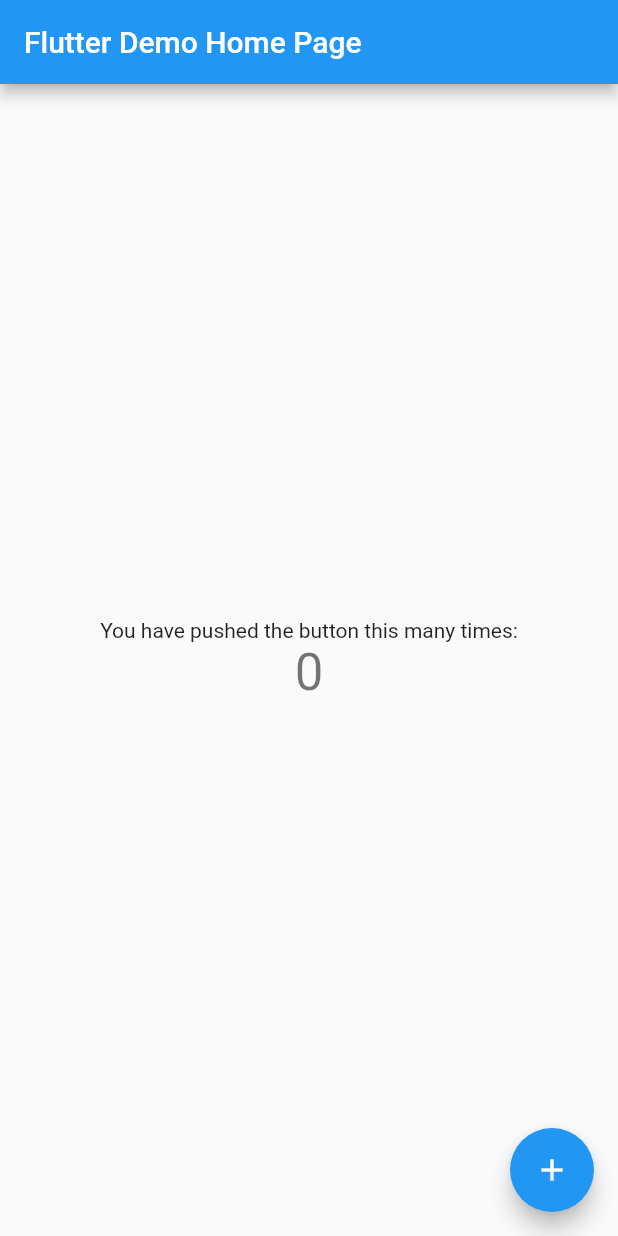
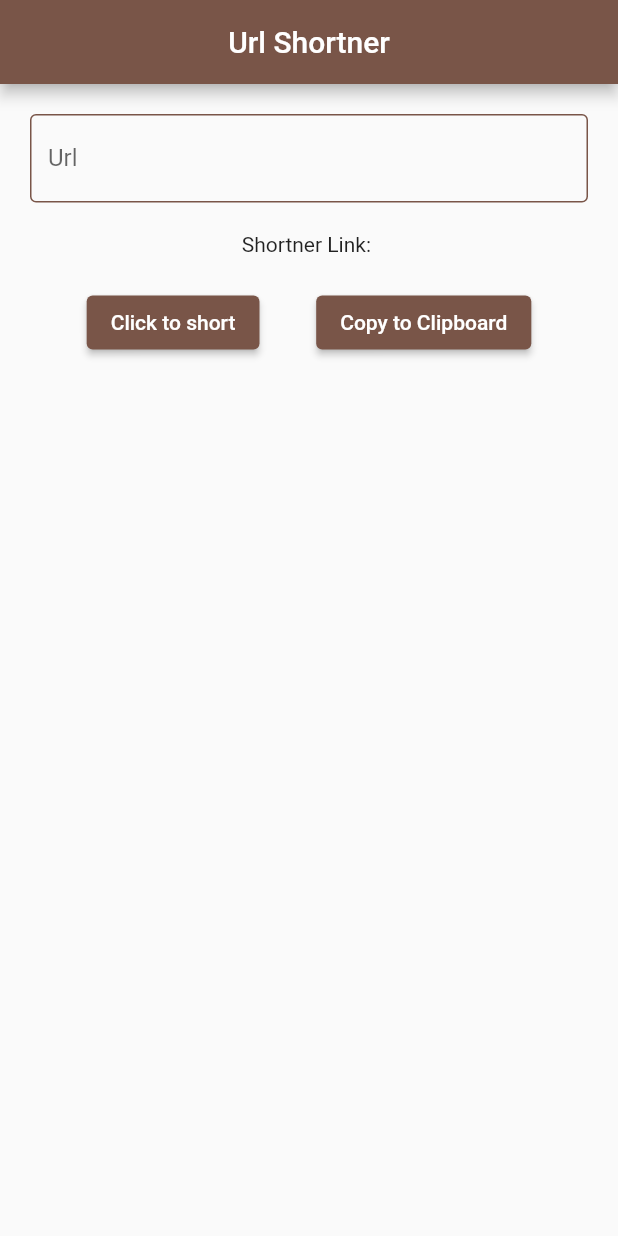
Before and after one commit to karan-lakhadive19/Url_Shortner, a Flutter app: the screen it shows after launch, on a phone screen of 412 x 824 dp. Run offline on Flutter 3.47's test engine with Material 2 defaults, Android fonts, the phone set to English and light mode, and no system bars; missing offline and left inert: clipboard.

Commit message:
Implemented shorten link func.....

```diff
--- a/lib/main.dart
+++ b/lib/main.dart
@@ -1,115 +1,21 @@
 import 'package:flutter/material.dart';
+import 'package:url_shortner/screens/home.dart';
 
 void main() {
-  runApp(const MyApp());
+
+  runApp(MyApp());
 }
 
 class MyApp extends StatelessWidget {
   const MyApp({super.key});
 
-  // This widget is the root of your application.
   @override
   Widget build(BuildContext context) {
     return MaterialApp(
-      title: 'Flutter Demo',
       theme: ThemeData(
-        // This is the theme of your application.
-        //
-        // Try running your application with "flutter run". You'll see the
-        // application has a blue toolbar. Then, without quitting the app, try
-        // changing the primarySwatch below to Colors.green and then invoke
-        // "hot reload" (press "r" in the console where you ran "flutter run",
-        // or simply save your changes to "hot reload" in a Flutter IDE).
-        // Notice that the counter didn't reset back to zero; the application
-        // is not restarted.
-        primarySwatch: Colors.blue,
+        primarySwatch: Colors.brown
       ),
-      home: const MyHomePage(title: 'Flutter Demo Home Page'),
+      home: HomePage(),
     );
   }
 }
-
-class MyHomePage extends StatefulWidget {
-  const MyHomePage({super.key, required this.title});
-
-  // This widget is the home page of your application. It is stateful, meaning
-  // that it has a State object (defined below) that contains fields that affect
-  // how it looks.
-
-  // This class is the configuration for the state. It holds the values (in this
-  // case the title) provided by the parent (in this case the App widget) and
-  // used by the build method of the State. Fields in a Widget subclass are
-  // always marked "final".
-
-  final String title;
-
-  @override
-  State<MyHomePage> createState() => _MyHomePageState();
-}
-
-class _MyHomePageState extends State<MyHomePage> {
-  int _counter = 0;
-
-  void _incrementCounter() {
-    setState(() {
-      // This call to setState tells the Flutter framework that something has
-      // changed in this State, which causes it to rerun the build method below
-      // so that the display can reflect the updated values. If we changed
-      // _counter without calling setState(), then the build method would not be
-      // called again, and so nothing would appear to happen.
-      _counter++;
-    });
-  }
-
-  @override
-  Widget build(BuildContext context) {
-    // This method is rerun every time setState is called, for instance as done
-    // by the _incrementCounter method above.
-    //
-    // The Flutter framework has been optimized to make rerunning build methods
-    // fast, so that you can just rebuild anything that needs updating rather
-    // than having to individually change instances of widgets.
-    return Scaffold(
-      appBar: AppBar(
-        // Here we take the value from the MyHomePage object that was created by
-        // the App.build method, and use it to set our appbar title.
-        title: Text(widget.title),
-      ),
-      body: Center(
-        // Center is a layout widget. It takes a single child and positions it
-        // in the middle of the parent.
-        child: Column(
-          // Column is also a layout widget. It takes a list of children and
-          // arranges them vertically. By default, it sizes itself to fit its
-          // children horizontally, and tries to be as tall as its parent.
-          //
-          // Invoke "debug painting" (press "p" in the console, choose the
-          // "Toggle Debug Paint" action from the Flutter Inspector in Android
-          // Studio, or the "Toggle Debug Paint" command in Visual Studio Code)
-          // to see the wireframe for each widget.
-          //
-          // Column has various properties to control how it sizes itself and
-          // how it positions its children. Here we use mainAxisAlignment to
-          // center the children vertically; the main axis here is the vertical
-          // axis because Columns are vertical (the cross axis would be
-          // horizontal).
-          mainAxisAlignment: MainAxisAlignment.center,
-          children: <Widget>[
-            const Text(
-              'You have pushed the button this many times:',
-            ),
-            Text(
-              '$_counter',
-              style: Theme.of(context).textTheme.headlineMedium,
-            ),
-          ],
-        ),
-      ),
-      floatingActionButton: FloatingActionButton(
-        onPressed: _incrementCounter,
-        tooltip: 'Increment',
-        child: const Icon(Icons.add),
-      ), // This trailing comma makes auto-formatting nicer for build methods.
-    );
-  }
-}
--- /dev/null
+++ b/lib/screens/home.dart
@@ -0,0 +1,82 @@
+// ignore_for_file: prefer_const_constructors
+
+import 'dart:convert';
+
+import 'package:clipboard/clipboard.dart';
+import 'package:flutter/material.dart';
+import 'package:flutter/src/widgets/framework.dart';
+import 'package:flutter/src/widgets/placeholder.dart';
+import 'package:http/http.dart' as http;
+
+class HomePage extends StatefulWidget {
+  const HomePage({super.key});
+
+  @override
+  State<HomePage> createState() => _HomePageState();
+}
+
+class _HomePageState extends State<HomePage> {
+  TextEditingController controller = new TextEditingController();
+
+  var shortenLink = '';
+
+  Future<String> getData() async {
+    var url = controller.text;
+    var response =
+        await http.get(Uri.parse('https://api.shrtco.de/v2/shorten?url=$url'));
+    var jsonData = jsonDecode(response.body);
+
+    setState(() {
+      shortenLink = jsonData['result']['short_link'];
+    });
+    return 'Success';
+  }
+
+  @override
+  Widget build(BuildContext context) {
+    return Scaffold(
+      appBar: AppBar(
+        title: Text("Url Shortner"),
+        centerTitle: true,
+      ),
+      body: Padding(
+        padding: const EdgeInsets.all(20.0),
+        child: Column(
+          children: [
+            TextFormField(
+              controller: controller,
+              decoration: InputDecoration(
+                label: Text('Url'),
+                hintText: 'Enter Url',
+                enabledBorder: OutlineInputBorder(
+                    borderSide: BorderSide(color: Colors.brown)),
+                focusedBorder: OutlineInputBorder(
+                    borderSide: BorderSide(color: Colors.brown),
+                    borderRadius: BorderRadius.circular(10)),
+              ),
+            ),
+            SizedBox(
+              height: 20,
+            ),
+            Text('Shortner Link: $shortenLink'),
+            SizedBox(
+              height: 20,
+            ),
+            Row(
+              mainAxisAlignment: MainAxisAlignment.spaceEvenly,
+              children: [
+                ElevatedButton(onPressed: () {
+                  getData();
+                }, child: Text('Click to short')),
+
+                ElevatedButton(onPressed: (){
+                  FlutterClipboard.copy('$shortenLink');
+                }, child: Text('Copy to Clipboard'))
+              ],
+            )
+          ],
+        ),
+      ),
+    );
+  }
+}
--- a/pubspec.yaml
+++ b/pubspec.yaml
@@ -35,6 +35,8 @@ dependencies:
   # The following adds the Cupertino Icons font to your application.
   # Use with the CupertinoIcons class for iOS style icons.
   cupertino_icons: ^1.0.2
+  http: ^0.13.6
+  clipboard: ^0.1.3
 
 dev_dependencies:
   flutter_test:
```
Also changed, not shown: pubspec.lock.
